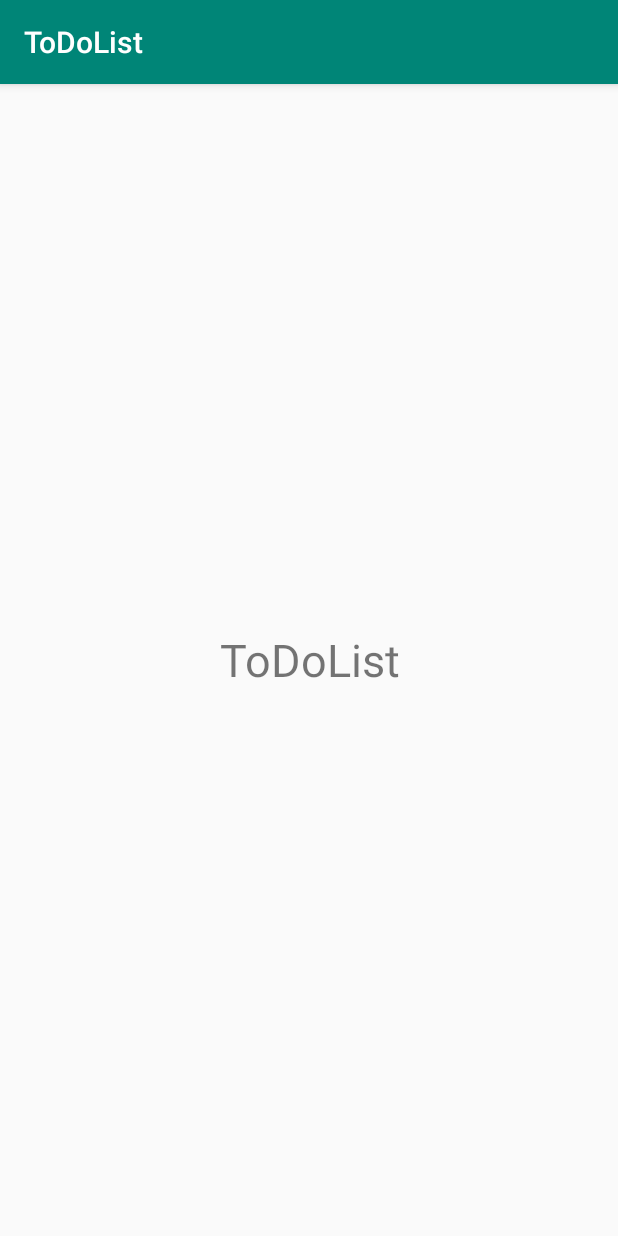
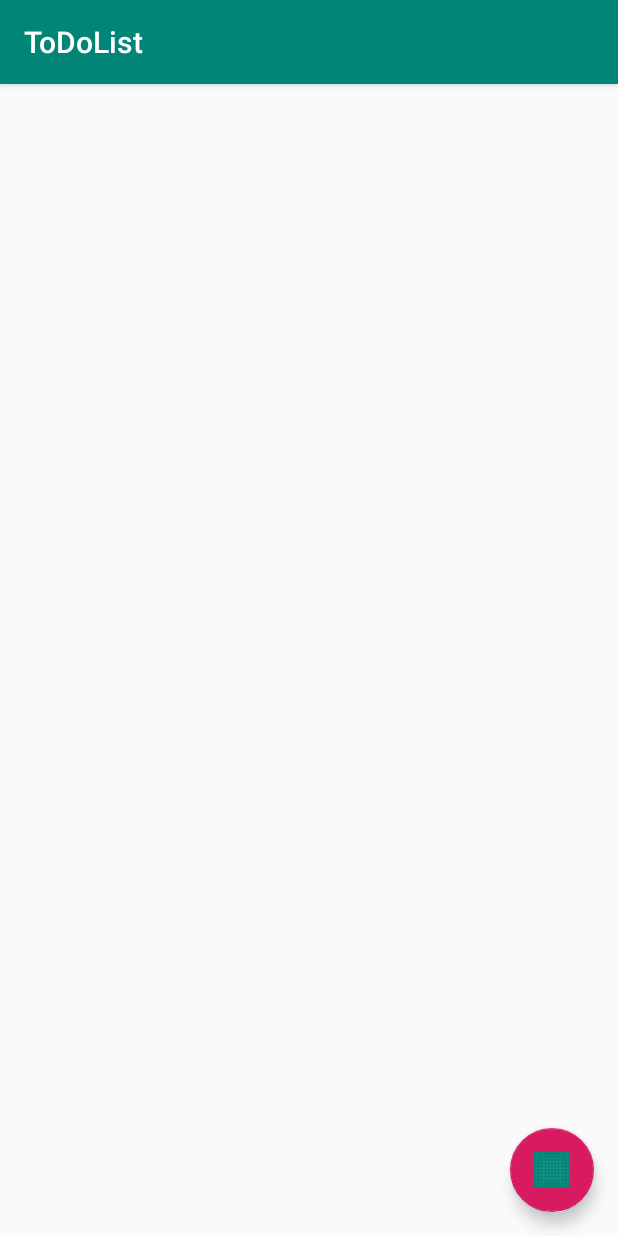
Before and after one commit to Biimka/ToDoList, an Android app: the screen it shows after launch (MainActivity), on a phone screen of 412 x 824 dp. Run offline under Robolectric (Android 15) with nearby library versions, the phone set to English and light mode, and no system bars.

Commit message:
TDL-4. Routing

```diff
--- a/app/build.gradle
+++ b/app/build.gradle
@@ -19,6 +19,7 @@ android {
 }
 
 dependencies {
+    implementation 'com.android.support:design:28.0.0'
     implementation fileTree(dir: 'libs', include: ['*.jar'])
     implementation 'com.android.support:appcompat-v7:28.0.0'
     implementation 'com.android.support.constraint:constraint-layout:1.1.3'
--- a/app/src/main/AndroidManifest.xml
+++ b/app/src/main/AndroidManifest.xml
@@ -1,5 +1,6 @@
 <?xml version="1.0" encoding="utf-8"?>
 <manifest xmlns:android="http://schemas.android.com/apk/res/android"
+    xmlns:tools="http://schemas.android.com/tools"
     package="com.startandroid.biimka.todolist">
 
     <application
@@ -8,7 +9,8 @@
         android:label="@string/app_name"
         android:roundIcon="@mipmap/ic_launcher_round"
         android:supportsRtl="true"
-        android:theme="@style/AppTheme">
+        android:theme="@style/AppTheme"
+        tools:ignore="GoogleAppIndexingWarning">
         <activity android:name=".MainActivity">
             <intent-filter>
                 <action android:name="android.intent.action.MAIN" />
@@ -16,6 +18,8 @@
                 <category android:name="android.intent.category.LAUNCHER" />
             </intent-filter>
         </activity>
+        <activity android:name=".TaskActivity">
+        </activity>
     </application>
 
 </manifest>
--- a/app/src/main/java/com/startandroid/biimka/todolist/MainActivity.java
+++ b/app/src/main/java/com/startandroid/biimka/todolist/MainActivity.java
@@ -1,7 +1,9 @@
 package com.startandroid.biimka.todolist;
 
+import android.content.Intent;
+import android.os.Bundle;
 import android.support.v7.app.AppCompatActivity;
-import android.os.Bundle;
+import android.view.View;
 
 public class MainActivity extends AppCompatActivity {
 
@@ -9,5 +11,12 @@ public class MainActivity extends AppCompatActivity {
     protected void onCreate(Bundle savedInstanceState) {
         super.onCreate(savedInstanceState);
         setContentView(R.layout.activity_main);
+
+        (findViewById(R.id.fab)).setOnClickListener(new View.OnClickListener() {
+            @Override
+            public void onClick(View view) {
+                startActivity(new Intent(MainActivity.this, TaskActivity.class));
+            }
+        });
     }
 }
--- a/app/src/main/res/layout/activity_main.xml
+++ b/app/src/main/res/layout/activity_main.xml
@@ -1,14 +1,19 @@
 <?xml version="1.0" encoding="utf-8"?>
-<LinearLayout xmlns:android="http://schemas.android.com/apk/res/android"
-    xmlns:tools="http://schemas.android.com/tools"
+<android.support.constraint.ConstraintLayout
+    xmlns:android="http://schemas.android.com/apk/res/android"
+    xmlns:app="http://schemas.android.com/apk/res-auto"
     android:layout_width="match_parent"
-    android:layout_height="match_parent"
-    android:orientation="vertical"
-    tools:context=".MainActivity">
-    <TextView
-        android:layout_width="match_parent"
-        android:layout_height="match_parent"
-        android:gravity="center"
-        android:text="@string/app_name"
-        android:textSize="30sp" />
-</LinearLayout>
+    android:layout_height="match_parent">
+
+    <android.support.design.widget.FloatingActionButton
+        android:id="@+id/fab"
+        android:layout_width="wrap_content"
+        android:layout_height="0dp"
+        android:layout_margin="16dp"
+        android:layout_weight="1"
+        android:src="@drawable/ic_launcher_background"
+        app:layout_constraintBottom_toBottomOf="parent"
+        app:layout_constraintRight_toRightOf="parent">
+    </android.support.design.widget.FloatingActionButton>
+
+</android.support.constraint.ConstraintLayout>
--- /dev/null
+++ b/app/src/main/res/layout/activity_task.xml
@@ -0,0 +1,6 @@
+<?xml version="1.0" encoding="utf-8"?>
+<android.support.constraint.ConstraintLayout xmlns:android="http://schemas.android.com/apk/res/android"
+    android:layout_width="match_parent"
+    android:layout_height="match_parent">
+
+</android.support.constraint.ConstraintLayout>
--- a/build.gradle
+++ b/build.gradle
@@ -7,7 +7,7 @@ buildscript {
         jcenter()
     }
     dependencies {
-        classpath 'com.android.tools.build:gradle:3.2.0'
+        classpath 'com.android.tools.build:gradle:3.2.1'
 
 
         // NOTE: Do not place your application dependencies here; they belong
```
Also changed, not shown: app/src/main/java/com/startandroid/biimka/todolist/TaskActivity.java (added, +13 -0 lines).
